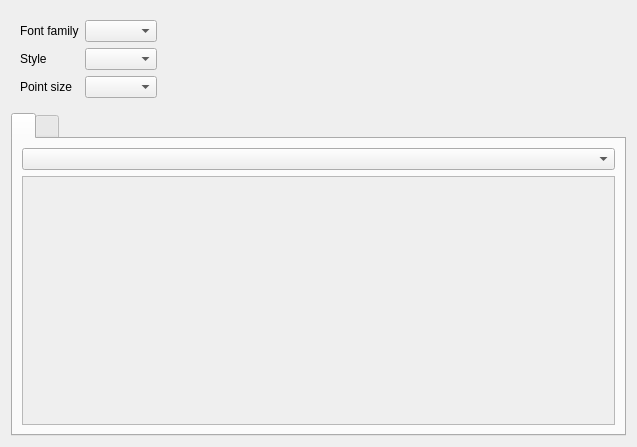
The window that src/fontwidget.ui (ccseer/FontViewer) describes before a commit, drawn with Qt 5.
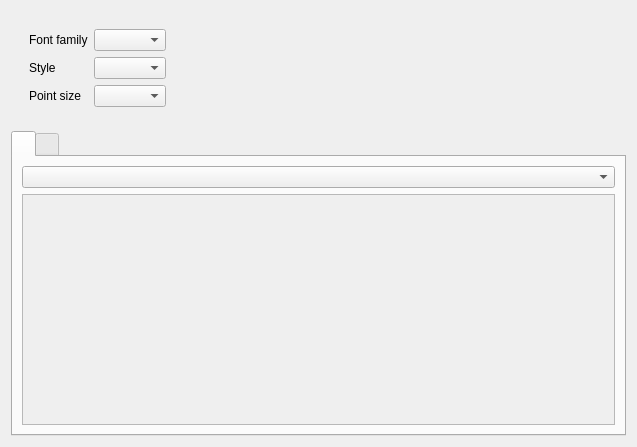
The same window after the commit.

What changed in the file:
```diff
--- a/src/fontwidget.ui
+++ b/src/fontwidget.ui
@@ -16,10 +16,9 @@
   <layout class="QGridLayout" name="gridLayout">
    <item row="0" column="0">
     <widget class="QWidget" name="widget_top" native="true">
-     <layout class="QGridLayout" name="gridLayout_3">
-      <item row="0" column="0">
-       <layout class="QHBoxLayout" name="horizontalLayout_5">
+     <layout class="QHBoxLayout" name="horizontalLayout_2">
         <item>
+       <widget class="QWidget" name="widget_top_left" native="true">
          <layout class="QVBoxLayout" name="verticalLayout_2">
           <item>
            <layout class="QHBoxLayout" name="horizontalLayout_3">
@@ -64,6 +63,7 @@
            </layout>
           </item>
          </layout>
+       </widget>
         </item>
         <item>
          <spacer name="horizontalSpacer">
@@ -72,7 +72,7 @@
           </property>
           <property name="sizeHint" stdset="0">
            <size>
-            <width>40</width>
+          <width>490</width>
             <height>20</height>
            </size>
           </property>
@@ -86,8 +86,6 @@
          </widget>
         </item>
        </layout>
-      </item>
-     </layout>
     </widget>
    </item>
    <item row="1" column="0">
@@ -118,7 +116,7 @@
             <x>0</x>
             <y>0</y>
             <width>607</width>
-            <height>269</height>
+            <height>271</height>
            </rect>
           </property>
           <layout class="QGridLayout" name="gridLayout_2">
```
Lines whose indentation alone changed are shown as unchanged.
